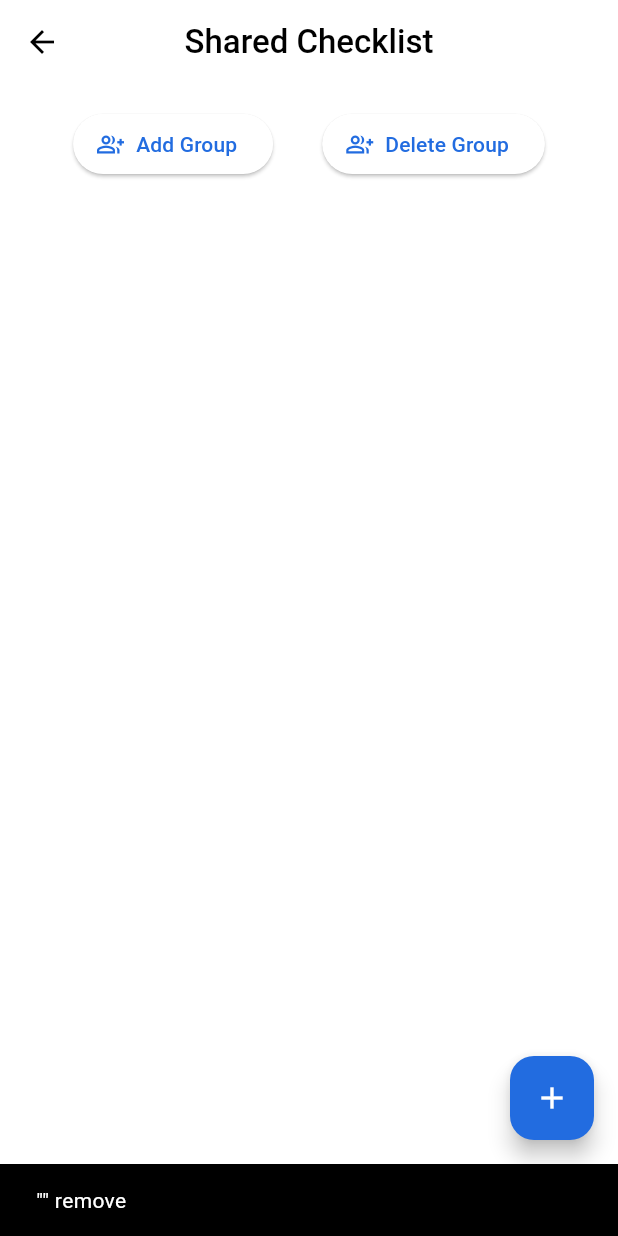
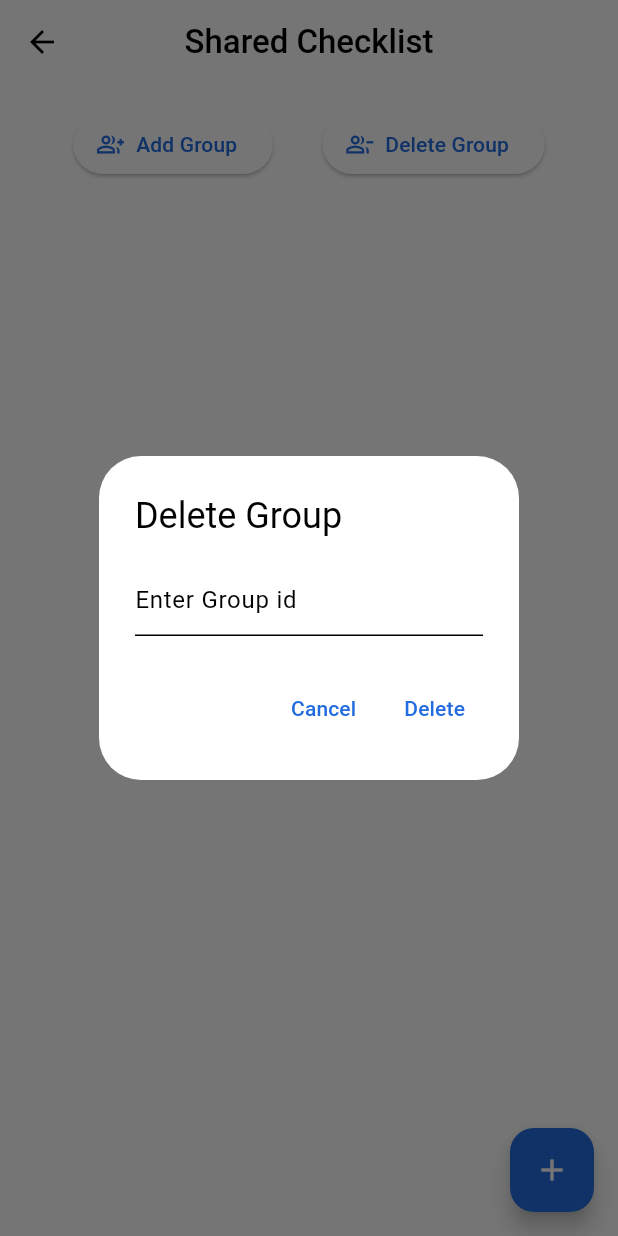
Before and after one commit to Sushobhan-Nayak/Saathi, a Flutter app: the SharedList screen opened directly, after a tap on "Delete Group", on a phone screen of 412 x 824 dp. Run offline on Flutter 3.47's test engine with Material 3 defaults, Android fonts, the phone set to English and light mode, and no system bars; our stand-ins replace cloud_firestore, firebase_auth, firebase_core, google_sign_in, group_button, shared_preferences; missing offline and left inert: sign_button; accounts and stored records are empty; Roboto replaces fonts that are missing (Montserrat).

```diff
--- a/lib/Screens/personal.dart
+++ b/lib/Screens/personal.dart
@@ -81,6 +81,7 @@ class ChecklistScreenState extends State<ChecklistScreen> {
                   var checklistItems = snapshot.data!.docs
                       .where((doc) => doc['category'] == cat)
                       .toList();
+                  if (checklistItems.isNotEmpty) {
                     return ListView.builder(
                       itemCount: checklistItems.length,
                       itemBuilder: (context, index) {
@@ -90,6 +91,11 @@ class ChecklistScreenState extends State<ChecklistScreen> {
                         );
                       },
                     );
+                  } else {
+                    return const Center(
+                      child: Text('No data to show'),
+                    );
+                  }
                 },
               ),
             ),
--- a/lib/Screens/shared.dart
+++ b/lib/Screens/shared.dart
@@ -66,6 +66,17 @@ class SharedListState extends State<SharedList> {
           content: Text('"$stringToDelete" remove'),
         ),
       );
+    }
+  }
+
+  Future<void> deleteCollection(String collectionName) async {
+    final CollectionReference collectionRef =
+        FirebaseFirestore.instance.collection(collectionName);
+
+    final QuerySnapshot snapshot = await collectionRef.get();
+
+    for (DocumentSnapshot doc in snapshot.docs) {
+      await doc.reference.delete();
     }
   }
 
@@ -146,9 +157,48 @@ class SharedListState extends State<SharedList> {
                   label: const Text('Add Group'),
                 ),
                 ElevatedButton.icon(
-                  icon: const Icon(Icons.group_add_outlined),
+                  icon: const Icon(Icons.group_remove_outlined),
                   onPressed: () async {
-                    await deleteStringFromSharedList(cat);
+                    await showDialog<String>(
+                      context: context,
+                      builder: (BuildContext context) {
+                        return AlertDialog(
+                          title: const Text('Delete Group'),
+                          content: Column(
+                            mainAxisSize: MainAxisSize.min,
+                            children: [
+                              TextField(
+                                controller: shareController,
+                                decoration: const InputDecoration(
+                                  hintText: 'Enter Group id',
+                                ),
+                              ),
+                            ],
+                          ),
+                          actions: <Widget>[
+                            TextButton(
+                              onPressed: () {
+                                Navigator.pop(context, 'Cancel');
+                              },
+                              child: const Text('Cancel'),
+                            ),
+                            TextButton(
+                              onPressed: () async {
+                                if (shareController.text.isNotEmpty) {
+                                  await deleteStringFromSharedList(
+                                      shareController.text);
+                                  await deleteCollection(
+                                      'tasks_${shareController.text}');
+                                  if (!mounted) return;
+                                  Navigator.pop(context, 'Delete');
+                                }
+                              },
+                              child: const Text('Delete'),
+                            ),
+                          ],
+                        );
+                      },
+                    );
                   },
                   label: const Text('Delete Group'),
                 ),
```
Also changed, not shown: lib/Widgets/checkcard.dart (+39 -5 lines). Lines whose indentation alone changed are shown as unchanged.
